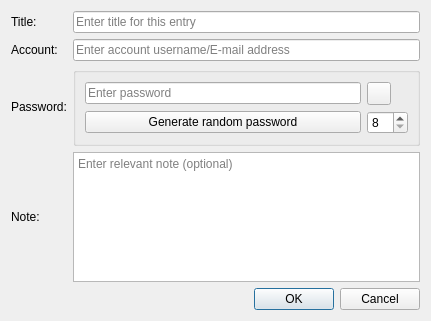
yash-ahir/passman, file ui/passwordDialog.ui: the form before one commit.
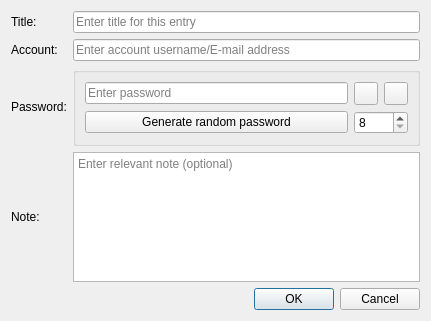
The form after the commit. Icons and pictures are not drawn.

Commit message: Added window icons

Patch:
```diff
--- a/ui/passwordDialog.ui
+++ b/ui/passwordDialog.ui
@@ -50,26 +50,7 @@
       <string/>
      </property>
      <layout class="QGridLayout" name="gridLayout_2">
-      <item row="1" column="2">
-       <widget class="QSpinBox" name="passwordLength">
-        <property name="cursor">
-         <cursorShape>PointingHandCursor</cursorShape>
-        </property>
-        <property name="toolTip">
-         <string>Set length of password to generate</string>
-        </property>
-        <property name="autoFillBackground">
-         <bool>false</bool>
-        </property>
-        <property name="minimum">
-         <number>8</number>
-        </property>
-        <property name="maximum">
-         <number>96</number>
-        </property>
-       </widget>
-      </item>
-      <item row="1" column="0" colspan="2">
+      <item row="2" column="0" colspan="2">
        <widget class="QPushButton" name="generateRandom">
         <property name="cursor">
          <cursorShape>PointingHandCursor</cursorShape>
@@ -82,8 +63,8 @@
         </property>
        </widget>
       </item>
-      <item row="0" column="2">
-       <widget class="QToolButton" name="togglePassword">
+      <item row="0" column="4">
+       <widget class="QToolButton" name="copyPassword">
         <property name="cursor">
          <cursorShape>PointingHandCursor</cursorShape>
         </property>
@@ -93,9 +74,6 @@
         <property name="text">
          <string/>
         </property>
-        <property name="checkable">
-         <bool>true</bool>
-        </property>
        </widget>
       </item>
       <item row="0" column="0" colspan="2">
@@ -117,6 +95,41 @@
         </property>
        </widget>
       </item>
+      <item row="0" column="3">
+       <widget class="QToolButton" name="togglePassword">
+        <property name="cursor">
+         <cursorShape>PointingHandCursor</cursorShape>
+        </property>
+        <property name="toolTip">
+         <string>Toggle Password Visibility</string>
+        </property>
+        <property name="text">
+         <string/>
+        </property>
+        <property name="checkable">
+         <bool>true</bool>
+        </property>
+       </widget>
+      </item>
+      <item row="2" column="3" colspan="2">
+       <widget class="QSpinBox" name="passwordLength">
+        <property name="cursor">
+         <cursorShape>PointingHandCursor</cursorShape>
+        </property>
+        <property name="toolTip">
+         <string>Set length of password to generate</string>
+        </property>
+        <property name="autoFillBackground">
+         <bool>false</bool>
+        </property>
+        <property name="minimum">
+         <number>8</number>
+        </property>
+        <property name="maximum">
+         <number>96</number>
+        </property>
+       </widget>
+      </item>
      </layout>
     </widget>
    </item>
```
Left out of the diff: 108 changed lines with no effect on the pictures. The commit also changes 3 other files.
